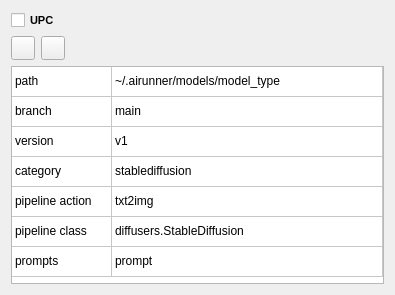
Before: the Qt Designer form src/airunner/widgets/model_manager/templates/model.ui in Capsize-Games/airunner, drawn with Qt 5.
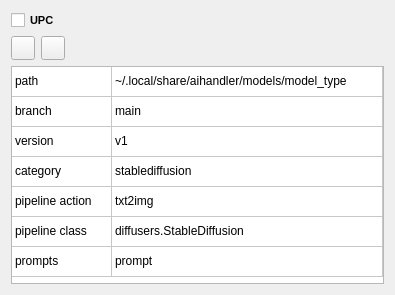
After: the same form once the commit is applied. Icons and pictures are not drawn.

Commit message: Switch airunner home folder to conventional location for ubuntu

Diff of the .ui file:
```diff
--- a/src/airunner/widgets/model_manager/templates/model.ui
+++ b/src/airunner/widgets/model_manager/templates/model.ui
@@ -197,7 +197,7 @@
      </item>
      <item row="0" column="1">
       <property name="text">
-       <string>~/.airunner/models/model_type</string>
+       <string>~/.local/share/aihandler/models/model_type</string>
       </property>
      </item>
      <item row="1" column="0">
```
The commit also changes 9 other files.
